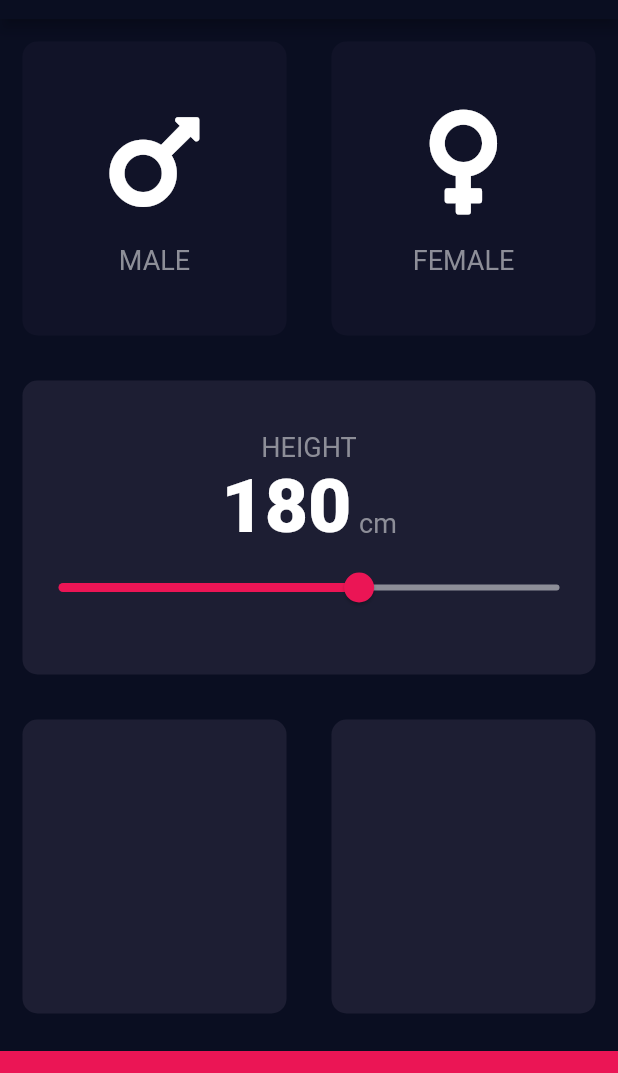
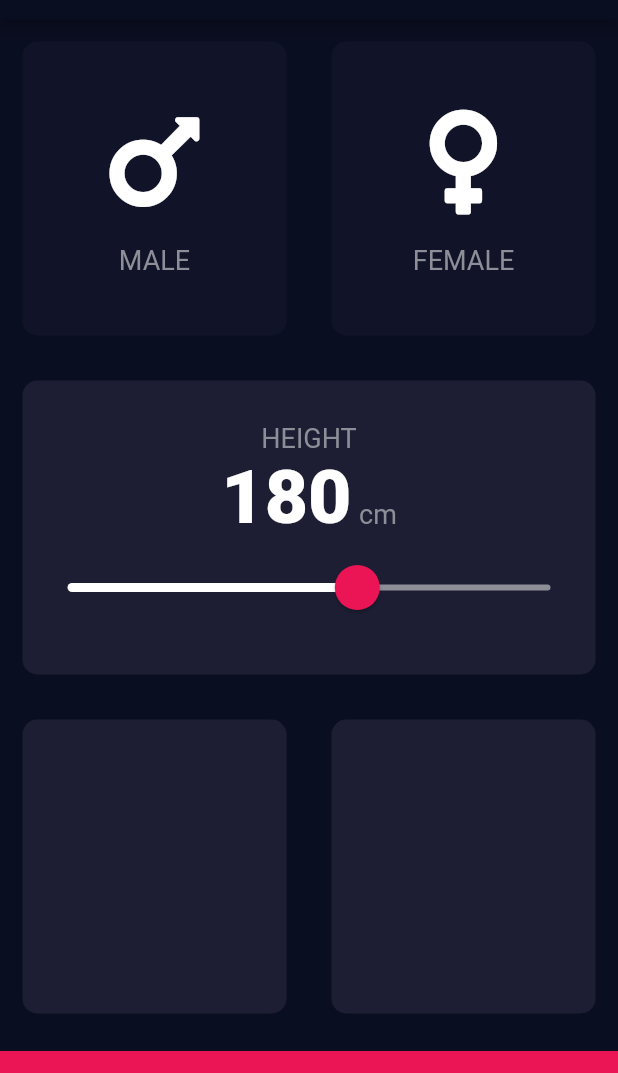
Before and after one commit to Aspabac/BMI_Calculator_flutter, a Flutter app: the screen it shows after launch, on a phone screen of 412 x 824 dp, the part 65-1138 px from its top. Run offline on Flutter 3.47's test engine with Material 2 defaults, Android fonts, the phone set to English and light mode, and no system bars; our stand-ins replace font_awesome_flutter.

Commit message:
a bit change of slider design

```diff
--- a/lib/input_page.dart
+++ b/lib/input_page.dart
@@ -94,17 +94,25 @@ class _InputPageState extends State<InputPage> {
                         )
                       ],
                     ),
-                    Slider(
+                    SliderTheme(
+                      data: SliderTheme.of(context).copyWith(
+                        activeTrackColor: Colors.white,
+                        inactiveTrackColor: Color(0xFF8D8E98),
+                        thumbColor: Color(0xFFEB1555),
+                        overlayColor: Color(0x1fEB1555),
+                        thumbShape: RoundSliderThumbShape(enabledThumbRadius: 15.0),
+                        overlayShape: RoundSliderOverlayShape(overlayRadius: 30.0),
+                      ),
+                      child: Slider(
                         value: height.toDouble(),
                         min: 120.0,
                         max: 220.0,
-                      activeColor: Color(0xFFEB1555),
-                      inactiveColor: Color(0xFF8D8E98),
                         onChanged: (double newValue){
                           setState(() {
                             height = newValue.round();
                           });
                         },
+                      ),
                     )
                   ],
                 ),
```
Lines whose indentation alone changed are shown as unchanged.
